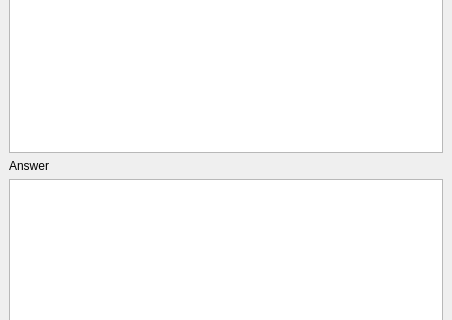
This is studentui.ui in BeanLiu1994/Su6missi0nSys as Qt 5 draws it before an edit; both pictures show x 0 to 452 and y 192 to 512 of the 452 by 622 pixel window. The edited form follows.
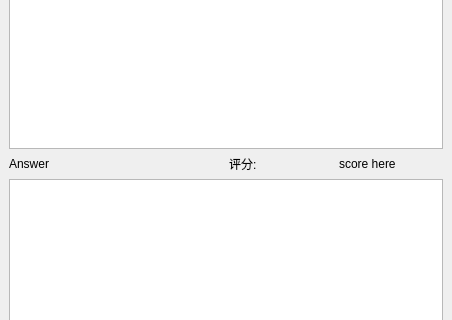
This is the edited form.

Commit message: 学生界面显示分数

```diff
--- a/studentui.ui
+++ b/studentui.ui
@@ -82,18 +82,44 @@
        </widget>
       </item>
       <item>
-       <widget class="QTextEdit" name="textEditTask"/>
+       <widget class="QTextEdit" name="textEditTask">
+        <property name="readOnly">
+         <bool>true</bool>
+        </property>
+       </widget>
       </item>
      </layout>
     </item>
     <item>
      <layout class="QVBoxLayout" name="verticalLayout_2">
       <item>
+       <layout class="QHBoxLayout" name="horizontalLayout_6">
+        <item>
        <widget class="QLabel" name="labelAnswer">
         <property name="text">
          <string>Answer</string>
         </property>
        </widget>
+        </item>
+        <item>
+         <layout class="QHBoxLayout" name="horizontalLayout_5">
+          <item>
+           <widget class="QLabel" name="label">
+            <property name="text">
+             <string>评分:</string>
+            </property>
+           </widget>
+          </item>
+          <item>
+           <widget class="QLabel" name="score">
+            <property name="text">
+             <string>score here</string>
+            </property>
+           </widget>
+          </item>
+         </layout>
+        </item>
+       </layout>
       </item>
       <item>
        <widget class="QTextEdit" name="textEditAnswer"/>
```
Lines whose indentation alone changed are shown as unchanged. The commit also changes 3 other files.
